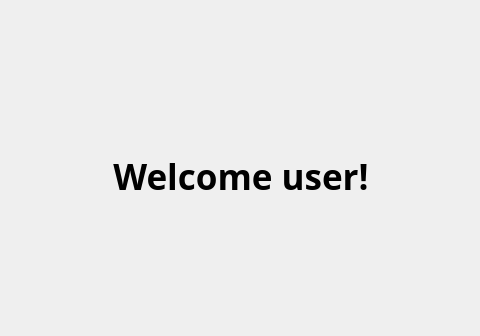
Before: the Qt Designer form FamilyTree/src/gui/homepage.ui in moumitahmad/Stammbaum, drawn with Qt 5; both pictures show x 159 to 639 and y 0 to 336 of the 800 by 600 pixel window.
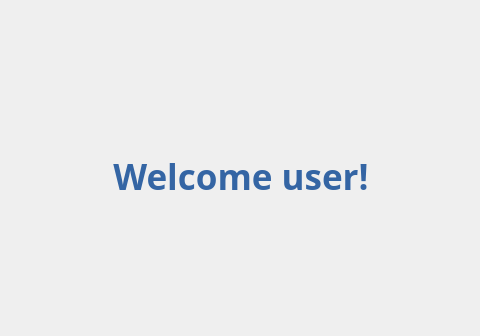
After: the same form once the commit is applied.

Commit message: a little splash of color

Diff of the .ui file:
```diff
--- a/FamilyTree/src/gui/homepage.ui
+++ b/FamilyTree/src/gui/homepage.ui
@@ -44,7 +44,7 @@
         </font>
        </property>
        <property name="text">
-        <string>Welcome user!</string>
+        <string>&lt;html&gt;&lt;head/&gt;&lt;body&gt;&lt;p&gt;&lt;span style=&quot; color:#3465a4;&quot;&gt;Welcome user!&lt;/span&gt;&lt;/p&gt;&lt;/body&gt;&lt;/html&gt;</string>
        </property>
        <property name="alignment">
         <set>Qt::AlignCenter</set>
```
The commit also changes 12 other files.
